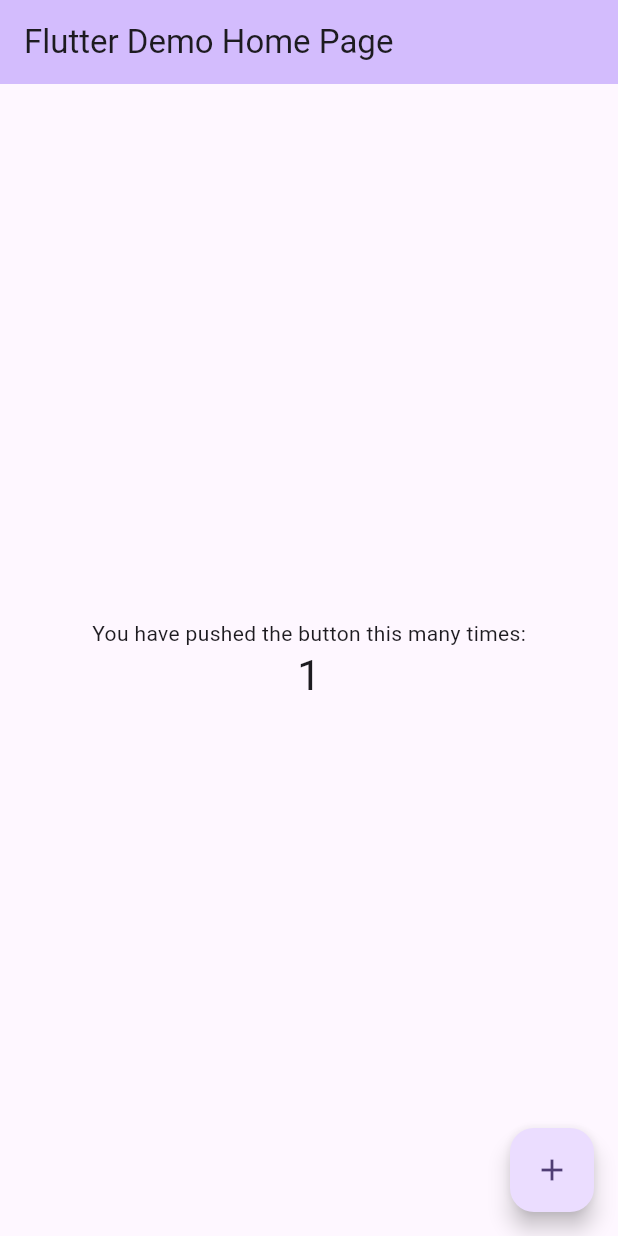
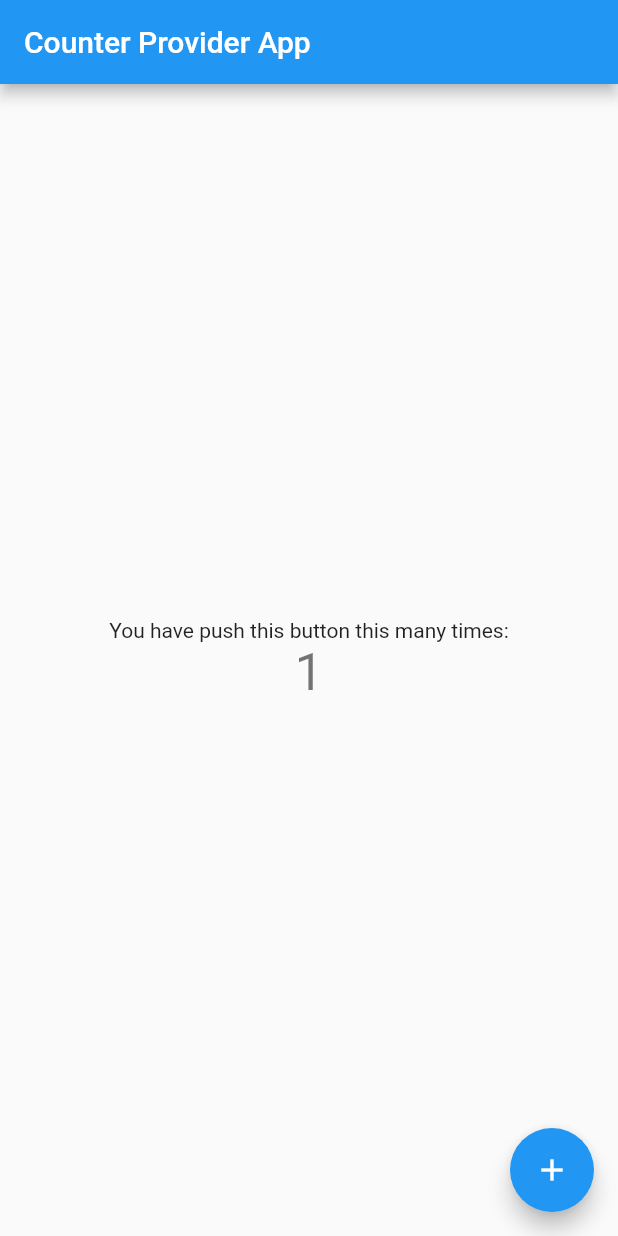
Before and after one commit to rahulmukh1ya/Counter_Provider, a Flutter app: the screen it shows after launch, after a tap on the "add" icon, on a phone screen of 412 x 824 dp. Run offline on Flutter 3.47's test engine with Material 2 defaults, Android fonts, the phone set to English and light mode, and no system bars.

Commit message:
This is now Counter Provider App

```diff
--- a/lib/main.dart
+++ b/lib/main.dart
@@ -1,125 +1,73 @@
 import 'package:flutter/material.dart';
+import 'package:provider/provider.dart';
 
 void main() {
-  runApp(const MyApp());
+  runApp(
+    ChangeNotifierProvider(
+      create: (context) => Counter(),
+      child: const MyApp(),
+    ),
+  );
+}
+
+class Counter with ChangeNotifier {
+  int value = 0;
+
+  void increment() {
+    value += 1;
+    notifyListeners();
+  }
 }
 
 class MyApp extends StatelessWidget {
   const MyApp({super.key});
 
-  // This widget is the root of your application.
   @override
   Widget build(BuildContext context) {
     return MaterialApp(
       title: 'Flutter Demo',
       theme: ThemeData(
-        // This is the theme of your application.
-        //
-        // TRY THIS: Try running your application with "flutter run". You'll see
-        // the application has a blue toolbar. Then, without quitting the app,
-        // try changing the seedColor in the colorScheme below to Colors.green
-        // and then invoke "hot reload" (save your changes or press the "hot
-        // reload" button in a Flutter-supported IDE, or press "r" if you used
-        // the command line to start the app).
-        //
-        // Notice that the counter didn't reset back to zero; the application
-        // state is not lost during the reload. To reset the state, use hot
-        // restart instead.
-        //
-        // This works for code too, not just values: Most code changes can be
-        // tested with just a hot reload.
-        colorScheme: ColorScheme.fromSeed(seedColor: Colors.deepPurple),
-        useMaterial3: true,
+        primarySwatch: Colors.blue,
       ),
-      home: const MyHomePage(title: 'Flutter Demo Home Page'),
+      home: const MyHomePage(),
+      debugShowCheckedModeBanner: false,
     );
   }
 }
 
-class MyHomePage extends StatefulWidget {
-  const MyHomePage({super.key, required this.title});
 
-  // This widget is the home page of your application. It is stateful, meaning
-  // that it has a State object (defined below) that contains fields that affect
-  // how it looks.
 
-  // This class is the configuration for the state. It holds the values (in this
-  // case the title) provided by the parent (in this case the App widget) and
-  // used by the build method of the State. Fields in a Widget subclass are
-  // always marked "final".
-
-  final String title;
-
-  @override
-  State<MyHomePage> createState() => _MyHomePageState();
-}
-
-class _MyHomePageState extends State<MyHomePage> {
-  int _counter = 0;
-
-  void _incrementCounter() {
-    setState(() {
-      // This call to setState tells the Flutter framework that something has
-      // changed in this State, which causes it to rerun the build method below
-      // so that the display can reflect the updated values. If we changed
-      // _counter without calling setState(), then the build method would not be
-      // called again, and so nothing would appear to happen.
-      _counter++;
-    });
-  }
+class MyHomePage extends StatelessWidget {
+  const MyHomePage({super.key});
 
   @override
   Widget build(BuildContext context) {
-    // This method is rerun every time setState is called, for instance as done
-    // by the _incrementCounter method above.
-    //
-    // The Flutter framework has been optimized to make rerunning build methods
-    // fast, so that you can just rebuild anything that needs updating rather
-    // than having to individually change instances of widgets.
     return Scaffold(
       appBar: AppBar(
-        // TRY THIS: Try changing the color here to a specific color (to
-        // Colors.amber, perhaps?) and trigger a hot reload to see the AppBar
-        // change color while the other colors stay the same.
-        backgroundColor: Theme.of(context).colorScheme.inversePrimary,
-        // Here we take the value from the MyHomePage object that was created by
-        // the App.build method, and use it to set our appbar title.
-        title: Text(widget.title),
+        title: const Text('Counter Provider App'),
       ),
       body: Center(
-        // Center is a layout widget. It takes a single child and positions it
-        // in the middle of the parent.
         child: Column(
-          // Column is also a layout widget. It takes a list of children and
-          // arranges them vertically. By default, it sizes itself to fit its
-          // children horizontally, and tries to be as tall as its parent.
-          //
-          // Column has various properties to control how it sizes itself and
-          // how it positions its children. Here we use mainAxisAlignment to
-          // center the children vertically; the main axis here is the vertical
-          // axis because Columns are vertical (the cross axis would be
-          // horizontal).
-          //
-          // TRY THIS: Invoke "debug painting" (choose the "Toggle Debug Paint"
-          // action in the IDE, or press "p" in the console), to see the
-          // wireframe for each widget.
           mainAxisAlignment: MainAxisAlignment.center,
-          children: <Widget>[
-            const Text(
-              'You have pushed the button this many times:',
-            ),
-            Text(
-              '$_counter',
-              style: Theme.of(context).textTheme.headlineMedium,
-            ),
+          children: [
+            const Text('You have push this button this many times:'),
+            Consumer<Counter>(
+              builder: (context, counter, child) => Text(
+                '${counter.value}',
+                style: Theme.of(context).textTheme.headlineMedium,
+              ),
+            )
           ],
         ),
       ),
       floatingActionButton: FloatingActionButton(
-        onPressed: _incrementCounter,
+        onPressed: () {
+          var counter = context.read<Counter>();
+          counter.increment();
+        },
         tooltip: 'Increment',
         child: const Icon(Icons.add),
-      ), // This trailing comma makes auto-formatting nicer for build methods.
+      ),
     );
   }
 }
```
Also changed, not shown: pubspec.yaml (+3 -4 lines), pubspec.lock.
